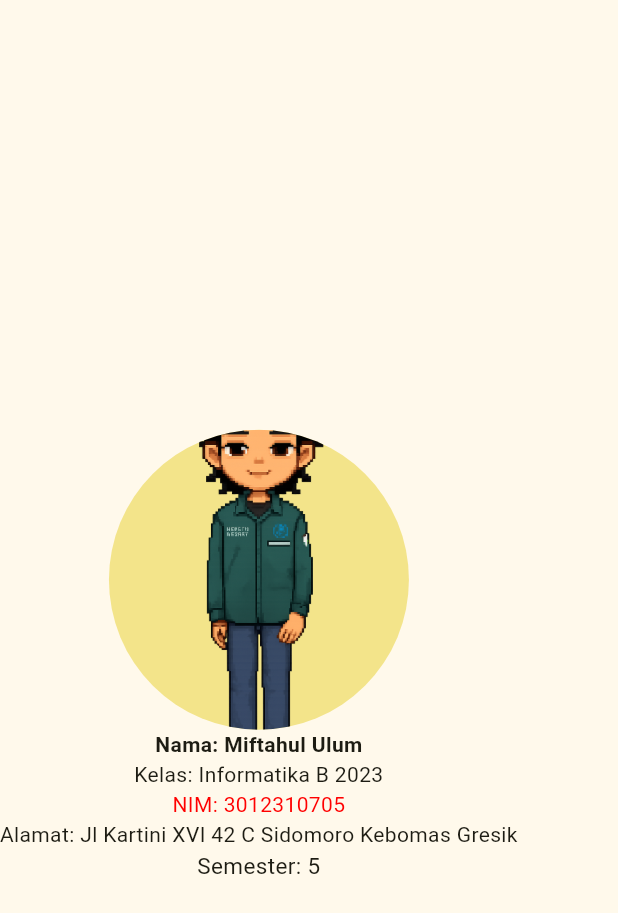
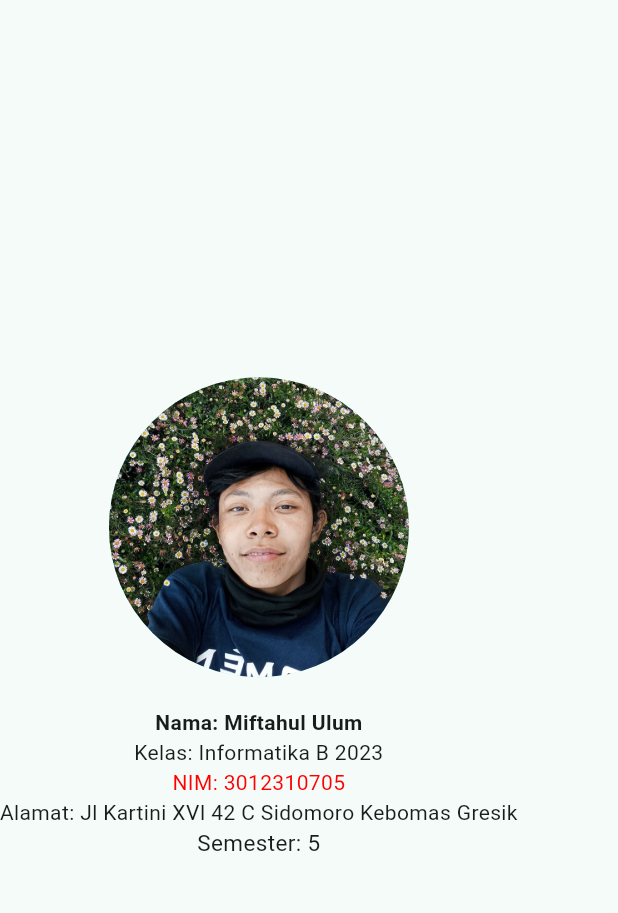
Before and after one commit to Miftahul2160/QuestSatu_0705, a Flutter app: the screen it shows after launch, on a phone screen of 412 x 824 dp. Shown: the top 913 px of the screen. Run offline on Flutter 3.47's test engine with Material 3 defaults, Android fonts, the light colour scheme and no system bars.

Commit message:
perubahan lagi

```diff
--- a/lib/main.dart
+++ b/lib/main.dart
@@ -29,7 +29,7 @@ class MyApp extends StatelessWidget {
         //
         // This works for code too, not just values: Most code changes can be
         // tested with just a hot reload.
-        colorScheme: ColorScheme.fromSeed(seedColor: const Color.fromARGB(255, 255, 230, 0)),
+        colorScheme: ColorScheme.fromSeed(seedColor: const Color.fromARGB(255, 105, 255, 238)),
       ),
       home: const HomePage(),
     );
@@ -48,17 +48,13 @@ class HomePage extends StatelessWidget {
         mainAxisAlignment: MainAxisAlignment.center,
         crossAxisAlignment: CrossAxisAlignment.center,
       children:[
-        SizedBox(height: 50,),
-        CircleAvatar(
-          radius: 100,
-          backgroundImage: AssetImage('assets/images/karakter.png'),
-        ),
-          // Image(image: AssetImage('assets/images/profil.png', ),),
+        CircleAvatar(radius: 100, backgroundImage: AssetImage('assets/images/fotoprofile.png'),),
+        SizedBox(height: 20,),
         Text('Nama: Miftahul Ulum', style: TextStyle(fontWeight: FontWeight.bold), textAlign: TextAlign.center,),
         Text('Kelas: Informatika B 2023', textAlign: TextAlign.center,),
         Text('NIM: 3012310705', textAlign: TextAlign.center, style: TextStyle(color: Color.fromARGB(255, 255, 0, 0)),),
         Text('Alamat: Jl Kartini XVI 42 C Sidomoro Kebomas Gresik', textAlign: TextAlign.center,),
-        Text('Semester: 5', textAlign: TextAlign.center, style: TextStyle(fontSize: 15),),
+        Text('Semester: 5', textAlign: TextAlign.center, style: TextStyle(fontSize: 15 ),),
       ],
     ),);
   }
```
